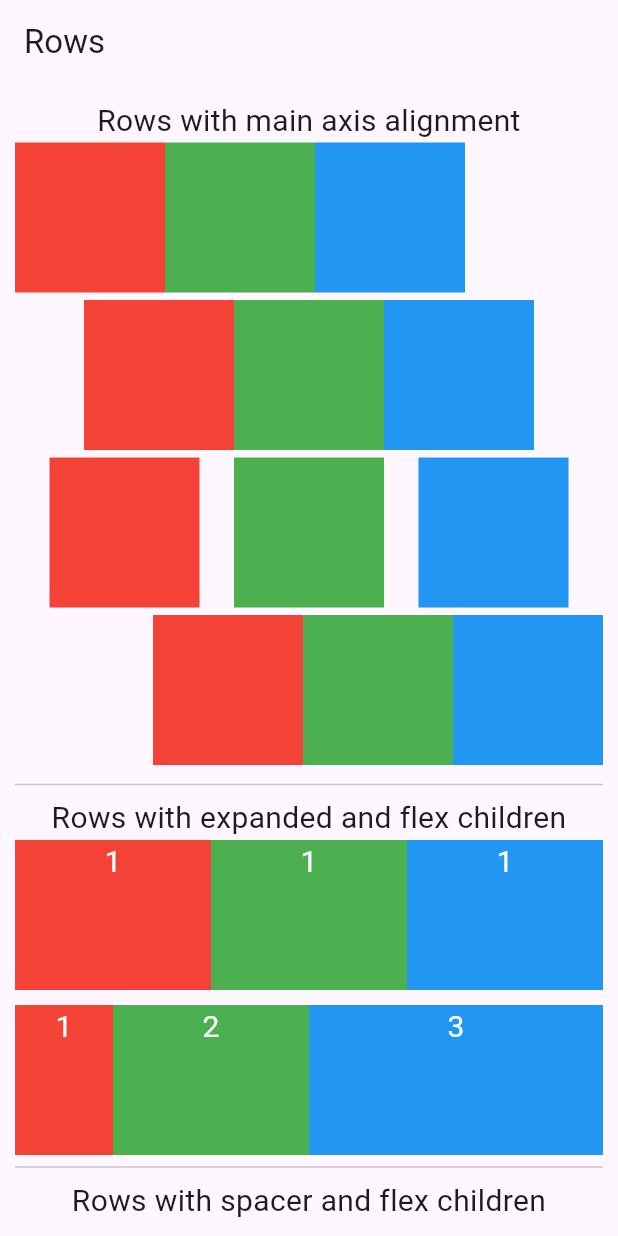
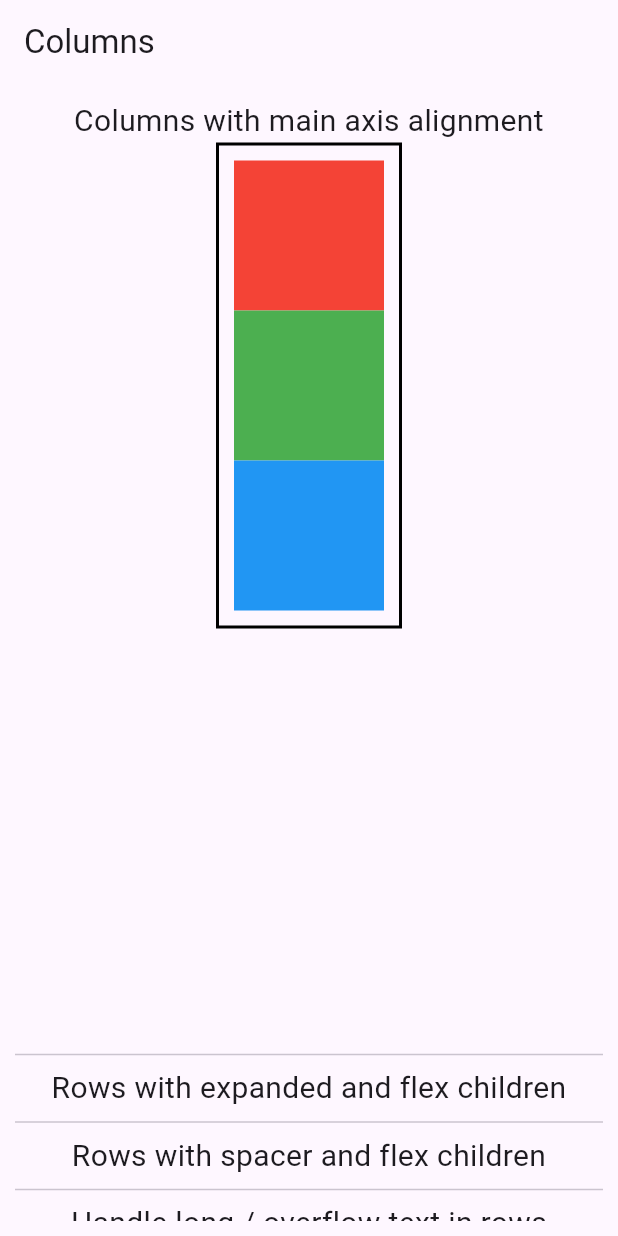
Before and after one commit to Brian1011/flutter_row_columns_sample, a Flutter app: the screen it shows after launch, on a phone screen of 412 x 824 dp. Run offline on Flutter 3.47's test engine with Material 2 defaults, Android fonts, the phone set to English and light mode, and no system bars.

Commit message:
column screen and widgets

```diff
--- /dev/null
+++ b/lib/columns_screen.dart
@@ -0,0 +1,50 @@
+import 'package:flutter/material.dart';
+import 'package:rows_columns_spacer/widgets/columns/column_main_axis_alignment_widget.dart';
+
+class ColumnsScreen extends StatefulWidget {
+  const ColumnsScreen({super.key});
+
+  @override
+  State<ColumnsScreen> createState() => _ColumnsScreenState();
+}
+
+class _ColumnsScreenState extends State<ColumnsScreen> {
+  @override
+  Widget build(BuildContext context) {
+    return Scaffold(
+      appBar: AppBar(
+        title: const Text('Columns'),
+      ),
+      body: Container(
+        padding: const EdgeInsets.all(10),
+        child: ListView(
+          children: const [
+            Text(
+              "Columns with main axis alignment",
+              style: TextStyle(fontSize: 20),
+              textAlign: TextAlign.center,
+            ),
+            ColumnsMainAxisAlignment(),
+            // align children on column axis (vertical)
+            Divider(),
+            Text(
+              "Rows with expanded and flex children",
+              style: TextStyle(fontSize: 20),
+              textAlign: TextAlign.center,
+            ),
+            // arrange children with flex and expanded
+            //RowsExpandedFlexWidget(),
+            Divider(),
+            Text("Rows with spacer and flex children",
+                style: TextStyle(fontSize: 20), textAlign: TextAlign.center),
+            // RowsSpacerFlexWidget(),
+            Divider(),
+            Text("Handle long / overflow text in rows",
+                style: TextStyle(fontSize: 20), textAlign: TextAlign.center),
+            // RowColumnLongTextWidget(),
+          ],
+        ),
+      ),
+    );
+  }
+}
--- a/lib/main.dart
+++ b/lib/main.dart
@@ -1,6 +1,5 @@
 import 'package:flutter/material.dart';
-
-import 'rows_screen.dart';
+import 'package:rows_columns_spacer/columns_screen.dart';
 
 void main() {
   runApp(const MyApp());
@@ -18,7 +17,7 @@ class MyApp extends StatelessWidget {
         colorScheme: ColorScheme.fromSeed(seedColor: Colors.deepPurple),
         useMaterial3: true,
       ),
-      home: RowsScreen(),
+      home: ColumnsScreen(),
     );
   }
 }
--- /dev/null
+++ b/lib/widgets/columns/column_main_axis_alignment_widget.dart
@@ -0,0 +1,106 @@
+import 'package:flutter/material.dart';
+
+class ColumnsMainAxisAlignment extends StatefulWidget {
+  const ColumnsMainAxisAlignment({super.key});
+
+  @override
+  State<ColumnsMainAxisAlignment> createState() =>
+      _ColumnsMainAxisAlignmentState();
+}
+
+class _ColumnsMainAxisAlignmentState extends State<ColumnsMainAxisAlignment> {
+  @override
+  Widget build(BuildContext context) {
+    return Container(
+      height: 600,
+      child: Column(
+        children: [
+          Container(
+            decoration: BoxDecoration(
+              border: Border.all(
+                color: Colors.black,
+                width: 2,
+              ),
+            ),
+            padding: const EdgeInsets.all(10),
+            child: Column(
+              mainAxisAlignment: MainAxisAlignment.start,
+              children: [
+                Container(
+                  color: Colors.red,
+                  height: 100,
+                  width: 100,
+                ),
+                Container(
+                  color: Colors.green,
+                  height: 100,
+                  width: 100,
+                ),
+                Container(
+                  color: Colors.blue,
+                  height: 100,
+                  width: 100,
+                ),
+              ],
+            ),
+          )
+          // places the children as close to the start of the row
+          /*CustomColumnWidget(
+            mainAxisAlignment: MainAxisAlignment.start,
+          ),
+
+          // places the children as close to the center of the row
+          CustomColumnWidget(
+            mainAxisAlignment: MainAxisAlignment.center,
+          ),
+
+          // places the free space evenly between the children,
+          // you can use the spaceEvenly, spaceBetween, or spaceAround values for the mainAxisAlignment property
+          // to control the spacing between the children.
+          CustomColumnWidget(
+            mainAxisAlignment: MainAxisAlignment.spaceEvenly,
+          ),
+
+          // places the children as close to the end of the main axis as possible.
+          CustomColumnWidget(
+            mainAxisAlignment: MainAxisAlignment.end,
+          ),*/
+        ],
+      ),
+    );
+  }
+}
+
+class CustomColumnWidget extends StatelessWidget {
+  final MainAxisAlignment mainAxisAlignment;
+  const CustomColumnWidget({super.key, required this.mainAxisAlignment});
+
+  @override
+  Widget build(BuildContext context) {
+    return SizedBox(
+      height: 150,
+      child: Row(
+        children: [
+          Column(
+            mainAxisAlignment: mainAxisAlignment,
+            children: [
+              Container(
+                color: Colors.red,
+                width: 100,
+              ),
+              Container(
+                color: Colors.green,
+                width: 100,
+              ),
+              Container(
+                color: Colors.blue,
+                width: 100,
+              ),
+            ],
+          ),
+          const SizedBox(height: 5),
+        ],
+      ),
+    );
+  }
+}
```
